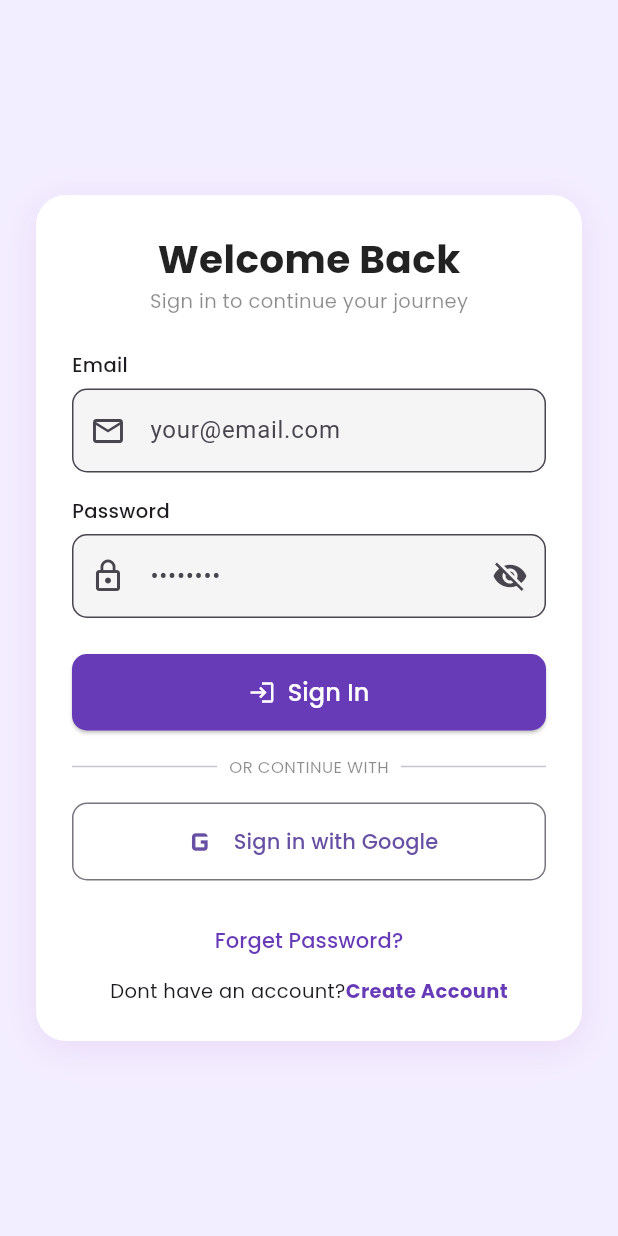
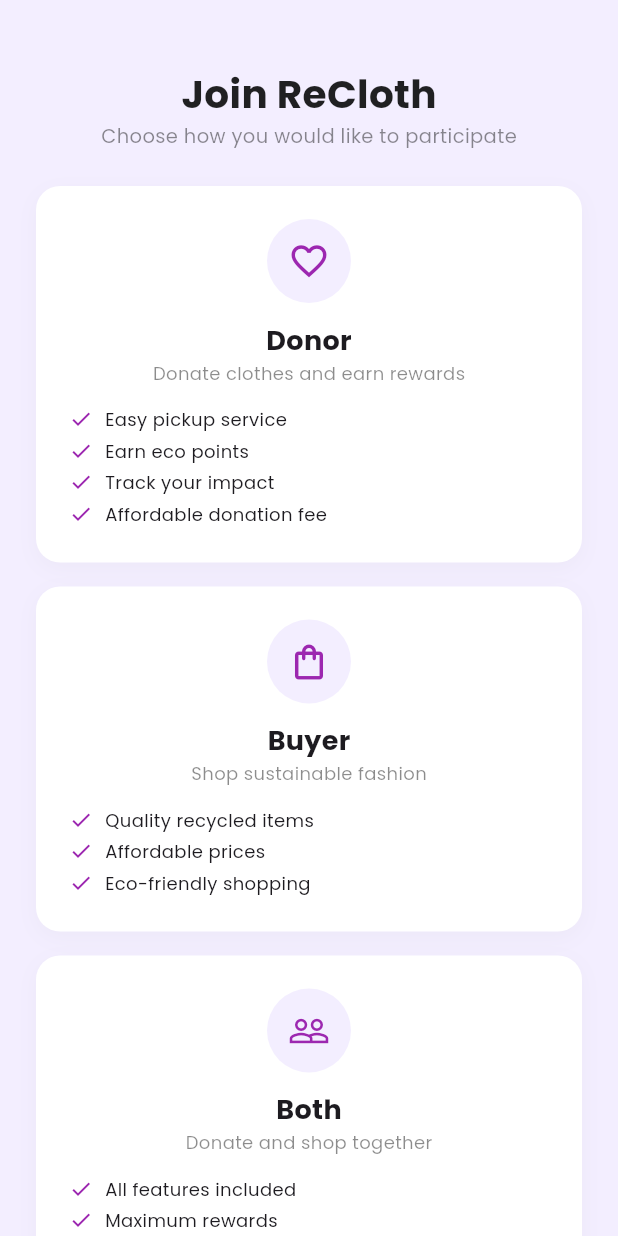
Before and after one commit to Nadeen218/ReCloth, a Flutter app: the screen it shows after launch, after a tap on "Create Account", on a phone screen of 412 x 824 dp. Run offline on Flutter 3.47's test engine with Material 3 defaults, Android fonts, the phone set to English and light mode, and no system bars; our stand-ins replace google_fonts.

Commit message:
Added Role Selection Screen

```diff
--- a/lib/screens/login_screen.dart
+++ b/lib/screens/login_screen.dart
@@ -1,5 +1,6 @@
 import 'package:flutter/material.dart';
 import 'package:google_fonts/google_fonts.dart';
+import 'role_selection_screen.dart';
 
 class LoginScreen extends StatefulWidget {
   const LoginScreen({super.key});
@@ -147,8 +148,8 @@ class _LoginScreenState extends State<LoginScreen> {
                       Text('Dont have an account?',style: GoogleFonts.poppins(fontSize: 13)),
                       GestureDetector(
                         onTap: (){
-                          //register screen
-                        },
+                          Navigator.push(context, MaterialPageRoute(builder: (_) => const RegisterScreen()));
+                          },
                         child: Text('Create Account',style: GoogleFonts.poppins(fontSize: 13,color: Colors.deepPurple,fontWeight: FontWeight.bold),),
                       ),
                     ],
--- /dev/null
+++ b/lib/screens/role_selection_screen.dart
@@ -0,0 +1,134 @@
+import 'package:flutter/material.dart';
+import 'package:google_fonts/google_fonts.dart';
+import 'login_screen.dart';
+
+class RegisterScreen extends StatefulWidget {
+  const RegisterScreen({super.key});
+
+  @override
+  State<RegisterScreen> createState() => _RegisterScreenState();
+}
+
+class _RegisterScreenState extends State<RegisterScreen> {
+  String? _selectedRole;
+  @override
+  Widget build(BuildContext context) {
+    return Scaffold(
+      backgroundColor: const Color(0xFFF3EEFF),
+      body: SafeArea(child: SingleChildScrollView(
+        padding: const EdgeInsets.all(24),
+        child: Column(
+          children: [
+            const SizedBox(height: 20,),
+            Text(
+              'Join ReCloth',
+              style:GoogleFonts.poppins(fontSize: 26, fontWeight: FontWeight.bold,color: Colors.black87),
+            ),
+            Text("Choose how you would like to participate",
+              style: GoogleFonts.poppins(fontSize: 13,color: Colors.black45),
+            ),
+            const SizedBox(height: 24,),
+            //donor option
+            _roleCard(
+              role: 'Donor',
+              icon: Icons.favorite_outline,
+              description: 'Donate clothes and earn rewards',
+              features: ['Easy pickup service', 'Earn eco points', 'Track your impact','Affordable donation fee'],
+            ),
+            const SizedBox(height: 16),
+            //buyer option
+            _roleCard(
+              role: 'Buyer',
+              icon: Icons.shopping_bag_outlined,
+              description: 'Shop sustainable fashion',
+              features: ['Quality recycled items', 'Affordable prices', 'Eco-friendly shopping'],
+            ),
+            const SizedBox(height: 16),
+            //both
+            _roleCard(
+              role: 'Both',
+              icon: Icons.people_outline,
+              description: 'Donate and shop together',
+              features: ['All features included', 'Maximum rewards', 'Full community access'],
+            ),
+            const SizedBox(height:16),
+            //if user already have an account
+            Row(
+              mainAxisAlignment: MainAxisAlignment.center,
+              children: [
+                Text("Already have an account?",
+                style: GoogleFonts.poppins(fontSize: 13)),
+                GestureDetector(onTap: (){
+                  Navigator.pushReplacement(
+                    context,
+                    MaterialPageRoute(builder: (_) => const LoginScreen()),
+                  );
+                },
+                  child: Text('Sign In',
+                  style: GoogleFonts.poppins(fontSize: 13,color: Colors.deepPurple,fontWeight: FontWeight.bold),
+                  ),
+                ),
+              ],
+            )
+          ],
+        ),
+      ),),
+    );
+  }
+  Widget _roleCard({
+    required String role,
+    required IconData icon,
+    required String description,
+    required List<String> features,
+  }) {
+    final isSelected = _selectedRole == role;
+    return GestureDetector(
+      child: Container(
+        padding: const EdgeInsets.all(20),
+        decoration: BoxDecoration(
+          color: Colors.white,
+          borderRadius: BorderRadius.circular(16),
+          border: Border.all(
+            color: isSelected ? Colors.purple : Colors.transparent,
+            width: 2,
+          ),
+          boxShadow: [
+            BoxShadow(
+              color: isSelected
+                  ? Colors.purple.withOpacity(0.15)
+                  : Colors.grey.withOpacity(0.08),
+              blurRadius: 12,
+              offset: const Offset(0, 4),
+            ),
+          ],
+        ),
+        child: Column(
+          children: [
+            Container(
+              padding: const EdgeInsets.all(14),
+              decoration: BoxDecoration(
+                color: const Color(0xFFF3EEFF),
+                shape: BoxShape.circle,
+              ),
+              child: Icon(icon, color: Colors.purple, size: 28),
+            ),
+            const SizedBox(height: 12),
+            Text(role, style: GoogleFonts.poppins(fontSize: 18, fontWeight: FontWeight.bold)),
+            Text(description, style: GoogleFonts.poppins(fontSize: 12, color: Colors.black45)),
+            const SizedBox(height: 12),
+            ...features.map((f) => Padding(
+              padding: const EdgeInsets.symmetric(vertical: 2),
+              child: Row(
+                children: [
+                  const Icon(Icons.check, color: Colors.purple, size: 16),
+                  const SizedBox(width: 8),
+                  Text(f, style: GoogleFonts.poppins(fontSize: 12)),
+                ],
+              ),
+            )),
+          ],
+        ),
+      ),
+    );
+  }
+}
```
